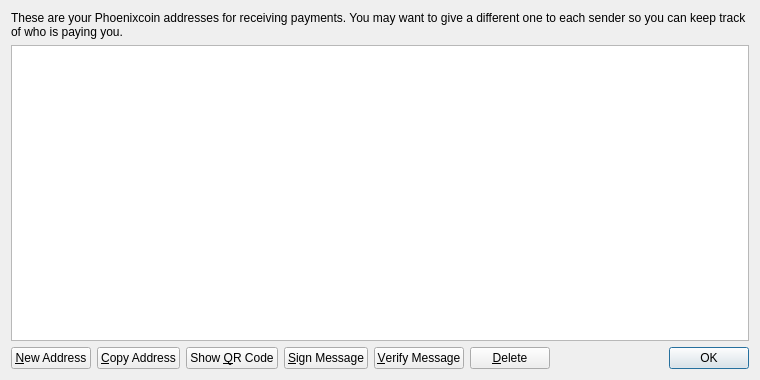
This is src/qt/forms/addressbookpage.ui in msgpo/Rodentcoin as Qt 5 draws it before an edit. The edited form follows.
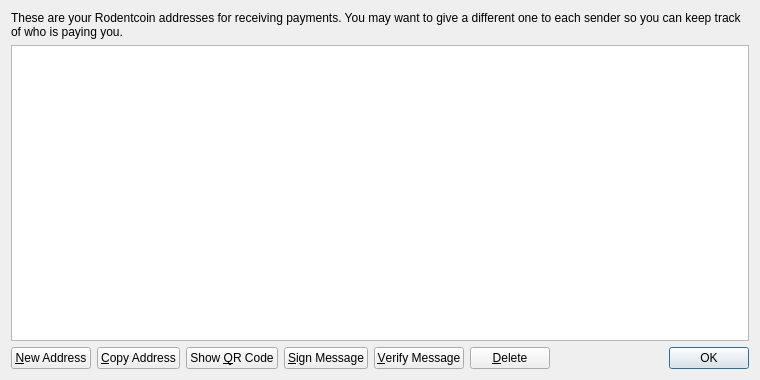
This is the edited form. Icons and pictures are not drawn.

Patch:
```diff
--- a/src/qt/forms/addressbookpage.ui
+++ b/src/qt/forms/addressbookpage.ui
@@ -17,7 +17,7 @@
    <item>
     <widget class="QLabel" name="labelExplanation">
      <property name="text">
-      <string>These are your Phoenixcoin addresses for receiving payments. You may want to give a different one to each sender so you can keep track of who is paying you.</string>
+      <string>These are your Rodentcoin addresses for receiving payments. You may want to give a different one to each sender so you can keep track of who is paying you.</string>
      </property>
      <property name="textFormat">
       <enum>Qt::PlainText</enum>
```
Left out of the diff: 4 changed lines with no effect on the pictures.
